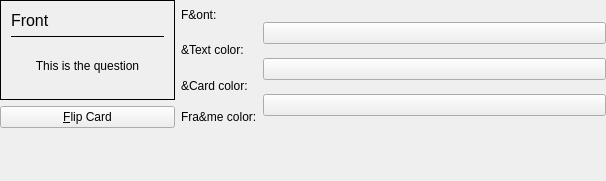
Above: src/prefcardappearancebase.ui from KDE/kwordquiz before the change. Below: the same form after it.
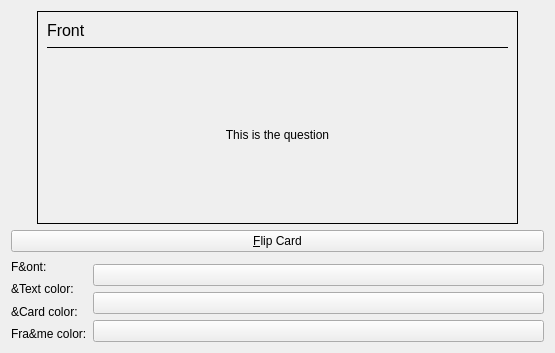
That is the form after the change. The open tabs and pages were chosen to show the change. Custom widgets are drawn as their Qt base class.

Commit message: Fix layout of flashcard configuration page. BUG:147568

```diff
--- a/src/prefcardappearancebase.ui
+++ b/src/prefcardappearancebase.ui
@@ -6,209 +6,55 @@
    <rect>
     <x>0</x>
     <y>0</y>
-    <width>606</width>
-    <height>181</height>
+    <width>555</width>
+    <height>353</height>
    </rect>
   </property>
   <property name="windowTitle" >
    <string>Card Appearance</string>
   </property>
   <layout class="QGridLayout" >
-   <property name="margin" >
-    <number>0</number>
-   </property>
-   <property name="spacing" >
-    <number>6</number>
-   </property>
-   <item row="4" column="0" colspan="3" >
+   <item row="0" column="0" >
     <spacer>
      <property name="orientation" >
-      <enum>Qt::Vertical</enum>
+      <enum>Qt::Horizontal</enum>
      </property>
      <property name="sizeType" >
-      <enum>QSizePolicy::Expanding</enum>
+      <enum>QSizePolicy::Minimum</enum>
      </property>
      <property name="sizeHint" >
       <size>
-       <width>400</width>
+       <width>20</width>
        <height>20</height>
       </size>
      </property>
     </spacer>
    </item>
-   <item rowspan="4" row="0" column="2" >
-    <widget class="QStackedWidget" name="widgetStack" >
-     <property name="sizePolicy" >
-      <sizepolicy>
-       <hsizetype>7</hsizetype>
-       <vsizetype>5</vsizetype>
-       <horstretch>0</horstretch>
-       <verstretch>0</verstretch>
-      </sizepolicy>
-     </property>
-     <property name="currentIndex" >
-      <number>0</number>
-     </property>
-     <widget class="QWidget" name="backStackPage" >
-      <layout class="QGridLayout" >
-       <property name="margin" >
-        <number>0</number>
-       </property>
-       <property name="spacing" >
-        <number>6</number>
-       </property>
-       <item row="0" column="0" >
-        <widget class="KFontRequester" name="kcfg_BackFont" >
-         <property name="sizePolicy" >
-          <sizepolicy>
-           <hsizetype>7</hsizetype>
-           <vsizetype>0</vsizetype>
-           <horstretch>0</horstretch>
-           <verstretch>0</verstretch>
-          </sizepolicy>
-         </property>
-         <property name="focusPolicy" >
-          <enum>Qt::TabFocus</enum>
-         </property>
-         <property name="whatsThis" >
-          <string>Use to select the font for displaying text on the back of the card</string>
-         </property>
-        </widget>
-       </item>
-       <item row="1" column="0" >
-        <widget class="KColorButton" name="kcfg_BackTextColor" >
-         <property name="toolTip" >
-          <string>Select text color</string>
-         </property>
-         <property name="whatsThis" >
-          <string>Use to select the color for text shown on the card</string>
-         </property>
-        </widget>
-       </item>
-       <item row="3" column="0" >
-        <widget class="KColorButton" name="kcfg_BackFrameColor" >
-         <property name="toolTip" >
-          <string>Select card frame color</string>
-         </property>
-         <property name="whatsThis" >
-          <string>Use to select the color for drawing the frame of the card</string>
-         </property>
-        </widget>
-       </item>
-       <item row="2" column="0" >
-        <widget class="KColorButton" name="kcfg_BackCardColor" >
-         <property name="toolTip" >
-          <string>Select card color</string>
-         </property>
-         <property name="whatsThis" >
-          <string>Select color used to draw the card</string>
-         </property>
-        </widget>
-       </item>
-      </layout>
-     </widget>
-     <widget class="QWidget" name="frontStackPage" >
-      <layout class="QGridLayout" >
-       <property name="margin" >
-        <number>0</number>
-       </property>
-       <property name="spacing" >
-        <number>6</number>
-       </property>
-       <item row="0" column="0" >
-        <widget class="KFontRequester" name="kcfg_FrontFont" >
-         <property name="sizePolicy" >
-          <sizepolicy>
-           <hsizetype>7</hsizetype>
-           <vsizetype>0</vsizetype>
-           <horstretch>0</horstretch>
-           <verstretch>0</verstretch>
-          </sizepolicy>
-         </property>
-         <property name="focusPolicy" >
-          <enum>Qt::TabFocus</enum>
-         </property>
-         <property name="whatsThis" >
-          <string>Use to select the font for displaying text on the front of the card</string>
-         </property>
-        </widget>
-       </item>
-       <item row="1" column="0" >
-        <widget class="KColorButton" name="kcfg_FrontTextColor" >
-         <property name="toolTip" >
-          <string>Select text color</string>
-         </property>
-         <property name="whatsThis" >
-          <string>Use to select the color for text shown on the card</string>
-         </property>
-        </widget>
-       </item>
-       <item row="3" column="0" >
-        <widget class="KColorButton" name="kcfg_FrontFrameColor" >
-         <property name="toolTip" >
-          <string>Select card frame color</string>
-         </property>
-         <property name="whatsThis" >
-          <string>Use to select the color for drawing the frame of the card</string>
-         </property>
-        </widget>
-       </item>
-       <item row="2" column="0" >
-        <widget class="KColorButton" name="kcfg_FrontCardColor" >
-         <property name="toolTip" >
-          <string>Select card color</string>
-         </property>
-         <property name="whatsThis" >
-          <string>Select color used to draw the card</string>
-         </property>
-        </widget>
-       </item>
-      </layout>
-     </widget>
-    </widget>
-   </item>
    <item row="0" column="1" >
-    <widget class="QLabel" name="fontLabel" >
-     <property name="sizePolicy" >
-      <sizepolicy>
-       <hsizetype>1</hsizetype>
-       <vsizetype>5</vsizetype>
-       <horstretch>0</horstretch>
-       <verstretch>0</verstretch>
-      </sizepolicy>
-     </property>
-     <property name="text" >
-      <string>F&amp;ont:</string>
-     </property>
-    </widget>
-   </item>
-   <item rowspan="3" row="0" column="0" >
     <widget class="QFrame" name="cardFrame" >
      <property name="sizePolicy" >
-      <sizepolicy>
-       <hsizetype>5</hsizetype>
-       <vsizetype>5</vsizetype>
+      <sizepolicy vsizetype="Expanding" hsizetype="Expanding" >
        <horstretch>0</horstretch>
        <verstretch>0</verstretch>
       </sizepolicy>
      </property>
      <property name="minimumSize" >
       <size>
-       <width>175</width>
+       <width>100</width>
        <height>100</height>
       </size>
      </property>
      <property name="maximumSize" >
       <size>
-       <width>175</width>
-       <height>100</height>
+       <width>9000000</width>
+       <height>9000000</height>
       </size>
      </property>
      <property name="toolTip" >
       <string>The flashcard</string>
      </property>
      <property name="autoFillBackground" >
-      <bool>true</bool>
+      <bool>false</bool>
      </property>
      <property name="frameShape" >
       <enum>QFrame::Box</enum>
@@ -216,19 +62,11 @@
      <property name="frameShadow" >
       <enum>QFrame::Plain</enum>
      </property>
+     <layout class="QGridLayout" >
+      <item row="0" column="0" >
      <widget class="QLabel" name="titleLabel" >
-      <property name="geometry" >
-       <rect>
-        <x>11</x>
-        <y>11</y>
-        <width>153</width>
-        <height>16</height>
-       </rect>
-      </property>
       <property name="sizePolicy" >
-       <sizepolicy>
-        <hsizetype>7</hsizetype>
-        <vsizetype>0</vsizetype>
+         <sizepolicy vsizetype="Preferred" hsizetype="Expanding" >
         <horstretch>0</horstretch>
         <verstretch>0</verstretch>
        </sizepolicy>
@@ -256,51 +94,9 @@
        <set>Qt::AlignTop</set>
       </property>
      </widget>
-     <widget class="QLabel" name="textLabel" >
-      <property name="geometry" >
-       <rect>
-        <x>11</x>
-        <y>42</y>
-        <width>153</width>
-        <height>47</height>
-       </rect>
-      </property>
-      <property name="sizePolicy" >
-       <sizepolicy>
-        <hsizetype>7</hsizetype>
-        <vsizetype>7</vsizetype>
-        <horstretch>0</horstretch>
-        <verstretch>0</verstretch>
-       </sizepolicy>
-      </property>
-      <property name="toolTip" >
-       <string>The flashcard</string>
-      </property>
-      <property name="whatsThis" >
-       <string>The flashcard. Select Quiz -> Check to see the other side.</string>
-      </property>
-      <property name="text" >
-       <string>This is the question</string>
-      </property>
-      <property name="textFormat" >
-       <enum>Qt::AutoText</enum>
-      </property>
-      <property name="scaledContents" >
-       <bool>false</bool>
-      </property>
-      <property name="alignment" >
-       <set>Qt::AlignCenter</set>
-      </property>
-     </widget>
+      </item>
+      <item row="1" column="0" >
      <widget class="QFrame" name="line" >
-      <property name="geometry" >
-       <rect>
-        <x>11</x>
-        <y>36</y>
-        <width>153</width>
-        <height>1</height>
-       </rect>
-      </property>
       <property name="minimumSize" >
        <size>
         <width>16</width>
@@ -354,39 +150,51 @@
        <enum>QFrame::Plain</enum>
       </property>
      </widget>
-    </widget>
-   </item>
-   <item row="1" column="1" >
-    <widget class="QLabel" name="textColorLabel" >
+      </item>
+      <item row="2" column="0" >
+       <widget class="QLabel" name="textLabel" >
      <property name="sizePolicy" >
-      <sizepolicy>
-       <hsizetype>1</hsizetype>
-       <vsizetype>5</vsizetype>
+         <sizepolicy vsizetype="Expanding" hsizetype="Expanding" >
        <horstretch>0</horstretch>
        <verstretch>0</verstretch>
       </sizepolicy>
      </property>
      <property name="text" >
-      <string>&amp;Text color:</string>
-     </property>
-    </widget>
-   </item>
-   <item row="3" column="1" >
-    <widget class="QLabel" name="frameColorLabel" >
-     <property name="sizePolicy" >
-      <sizepolicy>
-       <hsizetype>1</hsizetype>
-       <vsizetype>5</vsizetype>
-       <horstretch>0</horstretch>
-       <verstretch>0</verstretch>
-      </sizepolicy>
+         <string>This is the question</string>
+        </property>
+        <property name="textFormat" >
+         <enum>Qt::AutoText</enum>
+        </property>
+        <property name="scaledContents" >
+         <bool>false</bool>
+        </property>
+        <property name="alignment" >
+         <set>Qt::AlignCenter</set>
+        </property>
+       </widget>
+      </item>
+     </layout>
+    </widget>
+   </item>
+   <item row="0" column="2" >
+    <spacer>
+     <property name="orientation" >
+      <enum>Qt::Horizontal</enum>
      </property>
-     <property name="text" >
-      <string>Fra&amp;me color:</string>
+     <property name="sizeType" >
+      <enum>QSizePolicy::Minimum</enum>
      </property>
-    </widget>
+     <property name="sizeHint" >
+      <size>
+       <width>20</width>
+       <height>20</height>
+      </size>
+     </property>
+    </spacer>
    </item>
-   <item row="3" column="0" >
+   <item row="1" column="0" colspan="3" >
+    <layout class="QGridLayout" >
+     <item row="0" column="0" colspan="2" >
     <widget class="QPushButton" name="flipButton" >
      <property name="toolTip" >
       <string>Flip card</string>
@@ -399,12 +207,185 @@
      </property>
     </widget>
    </item>
-   <item row="2" column="1" >
+     <item row="1" column="0" >
+      <widget class="QLabel" name="fontLabel" >
+       <property name="sizePolicy" >
+        <sizepolicy vsizetype="Preferred" hsizetype="Minimum" >
+         <horstretch>0</horstretch>
+         <verstretch>0</verstretch>
+        </sizepolicy>
+       </property>
+       <property name="text" >
+        <string>F&amp;ont:</string>
+       </property>
+      </widget>
+     </item>
+     <item rowspan="4" row="1" column="1" >
+      <widget class="QStackedWidget" name="widgetStack" >
+       <property name="sizePolicy" >
+        <sizepolicy vsizetype="Preferred" hsizetype="Expanding" >
+         <horstretch>0</horstretch>
+         <verstretch>0</verstretch>
+        </sizepolicy>
+       </property>
+       <property name="currentIndex" >
+        <number>1</number>
+       </property>
+       <widget class="QWidget" name="backStackPage" >
+        <layout class="QGridLayout" >
+         <property name="leftMargin" >
+          <number>0</number>
+         </property>
+         <property name="topMargin" >
+          <number>0</number>
+         </property>
+         <property name="rightMargin" >
+          <number>0</number>
+         </property>
+         <property name="bottomMargin" >
+          <number>0</number>
+         </property>
+         <property name="horizontalSpacing" >
+          <number>6</number>
+         </property>
+         <property name="verticalSpacing" >
+          <number>6</number>
+         </property>
+         <item row="0" column="0" >
+          <widget class="KFontRequester" name="kcfg_BackFont" >
+           <property name="sizePolicy" >
+            <sizepolicy vsizetype="Fixed" hsizetype="Expanding" >
+             <horstretch>0</horstretch>
+             <verstretch>0</verstretch>
+            </sizepolicy>
+           </property>
+           <property name="focusPolicy" >
+            <enum>Qt::TabFocus</enum>
+           </property>
+           <property name="whatsThis" >
+            <string>Use to select the font for displaying text on the back of the card</string>
+           </property>
+          </widget>
+         </item>
+         <item row="1" column="0" >
+          <widget class="KColorButton" name="kcfg_BackTextColor" >
+           <property name="toolTip" >
+            <string>Select text color</string>
+           </property>
+           <property name="whatsThis" >
+            <string>Use to select the color for text shown on the card</string>
+           </property>
+          </widget>
+         </item>
+         <item row="3" column="0" >
+          <widget class="KColorButton" name="kcfg_BackFrameColor" >
+           <property name="toolTip" >
+            <string>Select card frame color</string>
+           </property>
+           <property name="whatsThis" >
+            <string>Use to select the color for drawing the frame of the card</string>
+           </property>
+          </widget>
+         </item>
+         <item row="2" column="0" >
+          <widget class="KColorButton" name="kcfg_BackCardColor" >
+           <property name="toolTip" >
+            <string>Select card color</string>
+           </property>
+           <property name="whatsThis" >
+            <string>Select color used to draw the card</string>
+           </property>
+          </widget>
+         </item>
+        </layout>
+       </widget>
+       <widget class="QWidget" name="frontStackPage" >
+        <layout class="QGridLayout" >
+         <property name="leftMargin" >
+          <number>0</number>
+         </property>
+         <property name="topMargin" >
+          <number>0</number>
+         </property>
+         <property name="rightMargin" >
+          <number>0</number>
+         </property>
+         <property name="bottomMargin" >
+          <number>0</number>
+         </property>
+         <property name="horizontalSpacing" >
+          <number>6</number>
+         </property>
+         <property name="verticalSpacing" >
+          <number>6</number>
+         </property>
+         <item row="0" column="0" >
+          <widget class="KFontRequester" name="kcfg_FrontFont" >
+           <property name="sizePolicy" >
+            <sizepolicy vsizetype="Fixed" hsizetype="Expanding" >
+             <horstretch>0</horstretch>
+             <verstretch>0</verstretch>
+            </sizepolicy>
+           </property>
+           <property name="focusPolicy" >
+            <enum>Qt::TabFocus</enum>
+           </property>
+           <property name="whatsThis" >
+            <string>Use to select the font for displaying text on the front of the card</string>
+           </property>
+          </widget>
+         </item>
+         <item row="1" column="0" >
+          <widget class="KColorButton" name="kcfg_FrontTextColor" >
+           <property name="toolTip" >
+            <string>Select text color</string>
+           </property>
+           <property name="whatsThis" >
+            <string>Use to select the color for text shown on the card</string>
+           </property>
+          </widget>
+         </item>
+         <item row="3" column="0" >
+          <widget class="KColorButton" name="kcfg_FrontFrameColor" >
+           <property name="toolTip" >
+            <string>Select card frame color</string>
+           </property>
+           <property name="whatsThis" >
+            <string>Use to select the color for drawing the frame of the card</string>
+           </property>
+          </widget>
+         </item>
+         <item row="2" column="0" >
+          <widget class="KColorButton" name="kcfg_FrontCardColor" >
+           <property name="toolTip" >
+            <string>Select card color</string>
+           </property>
+           <property name="whatsThis" >
+            <string>Select color used to draw the card</string>
+           </property>
+          </widget>
+         </item>
+        </layout>
+       </widget>
+      </widget>
+     </item>
+     <item row="2" column="0" >
+      <widget class="QLabel" name="textColorLabel" >
+       <property name="sizePolicy" >
+        <sizepolicy vsizetype="Preferred" hsizetype="Minimum" >
+         <horstretch>0</horstretch>
+         <verstretch>0</verstretch>
+        </sizepolicy>
+       </property>
+       <property name="text" >
+        <string>&amp;Text color:</string>
+       </property>
+      </widget>
+     </item>
+     <item row="3" column="0" >
     <widget class="QLabel" name="cardColorLabel" >
      <property name="sizePolicy" >
-      <sizepolicy>
-       <hsizetype>1</hsizetype>
-       <vsizetype>5</vsizetype>
+        <sizepolicy vsizetype="Preferred" hsizetype="Minimum" >
        <horstretch>0</horstretch>
        <verstretch>0</verstretch>
       </sizepolicy>
@@ -413,6 +394,21 @@
       <string>&amp;Card color:</string>
      </property>
     </widget>
+     </item>
+     <item row="4" column="0" >
+      <widget class="QLabel" name="frameColorLabel" >
+       <property name="sizePolicy" >
+        <sizepolicy vsizetype="Preferred" hsizetype="Minimum" >
+         <horstretch>0</horstretch>
+         <verstretch>0</verstretch>
+        </sizepolicy>
+       </property>
+       <property name="text" >
+        <string>Fra&amp;me color:</string>
+       </property>
+      </widget>
+     </item>
+    </layout>
    </item>
   </layout>
  </widget>
```
Left out of the diff: 6 changed lines with no effect on the pictures. Lines whose indentation alone changed are shown as unchanged.
